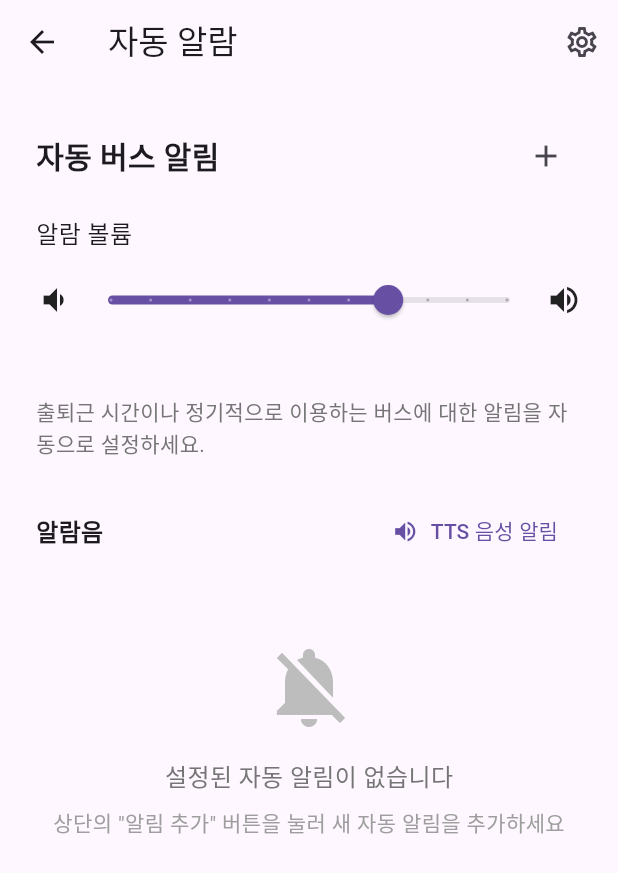
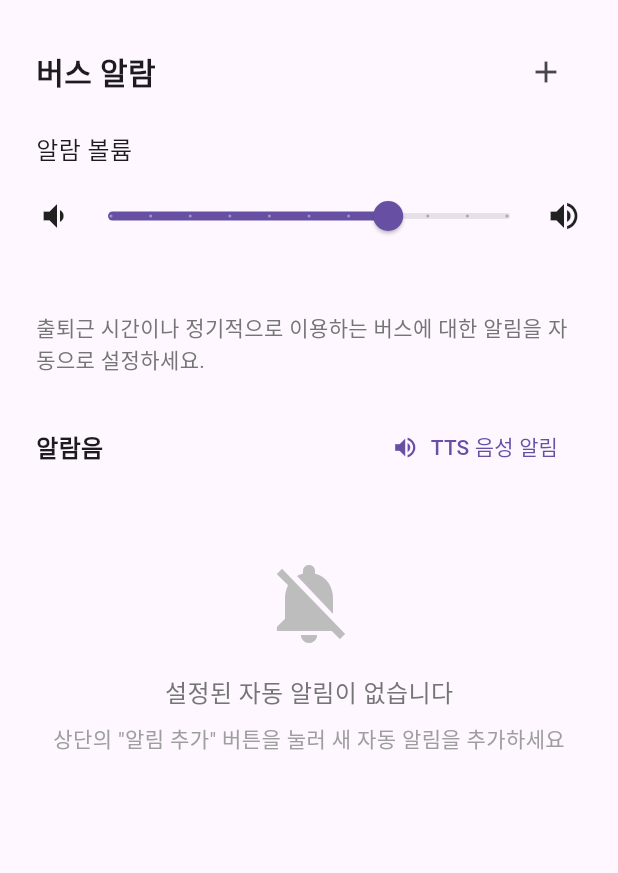
Before and after one commit to maskelog/Daegu_bus_flutter_app, a Flutter app: the AlarmScreen screen opened directly, on a phone screen of 412 x 824 dp. Shown: the top 873 px of the screen. Run offline on Flutter 3.47's test engine with Material 3 defaults, Android fonts, the phone set to English and light mode, and no system bars; our stand-ins replace device_info_plus, dio, flutter_dotenv, flutter_local_notifications, flutter_tts, geolocator and 3 more; missing offline and left inert: android_alarm_manager_plus, workmanager; accounts and stored records are empty; statements that could not run were skipped.

Commit message:
refactor(alarm): Remove AppBar and simplify title for cleaner UI

```diff
--- a/lib/screens/alarm_screen.dart
+++ b/lib/screens/alarm_screen.dart
@@ -190,22 +190,6 @@ class _AlarmScreenState extends State<AlarmScreen> {
     return Consumer<SettingsService>(
       builder: (context, settingsService, child) {
         return Scaffold(
-          appBar: AppBar(
-            title: const Text('자동 알람'),
-            actions: [
-              IconButton(
-                icon: const Icon(Icons.settings_outlined),
-                onPressed: () {
-                  Navigator.push(
-                    context,
-                    MaterialPageRoute(
-                        builder: (context) => const SettingsScreen()),
-                  );
-                },
-                tooltip: '설정',
-              ),
-            ],
-          ),
           body: _isLoading
               ? const Center(child: CircularProgressIndicator())
               : CustomScrollView(
@@ -220,7 +204,7 @@ class _AlarmScreenState extends State<AlarmScreen> {
                               mainAxisAlignment: MainAxisAlignment.spaceBetween,
                               children: [
                                 const Text(
-                                  '자동 버스 알림',
+                                  '버스 알람',
                                   style: TextStyle(
                                     fontSize: 20,
                                     fontWeight: FontWeight.bold,
```
